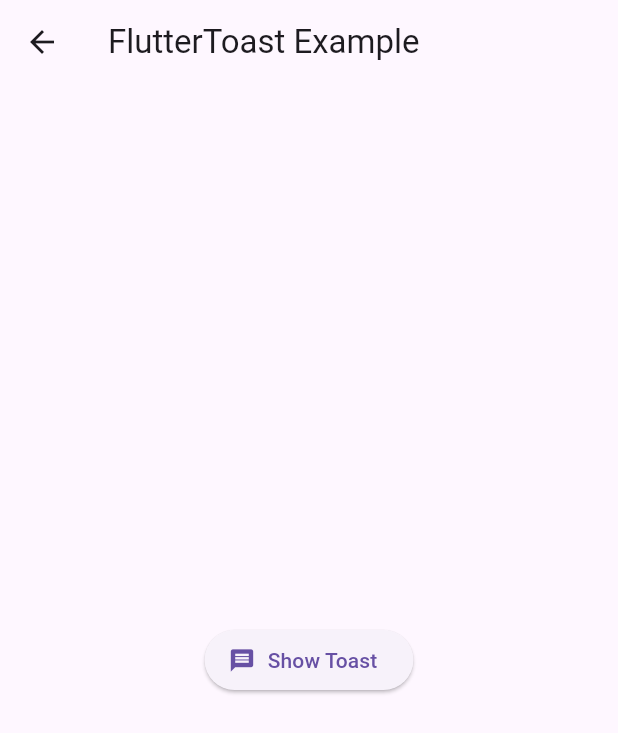
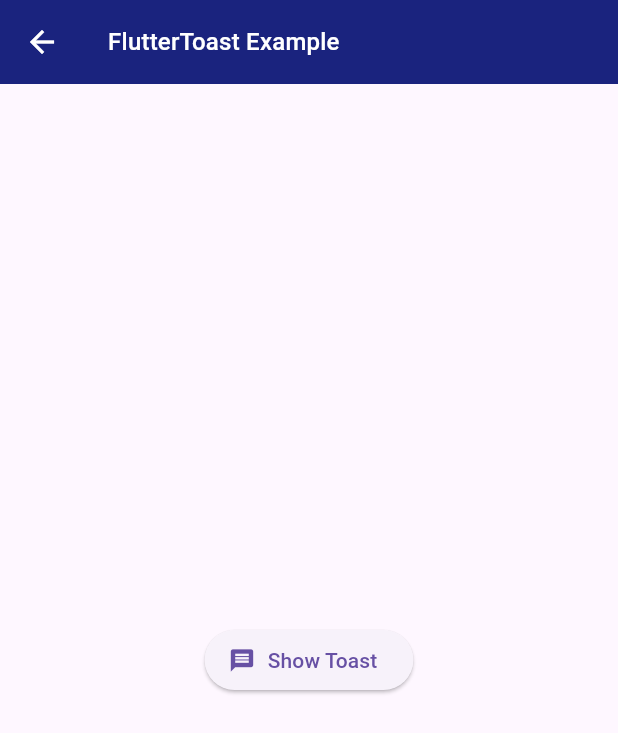
Before and after one commit to Shehryar-dev/useful_packages, a Flutter app: the FlutterToastExample screen opened directly, on a phone screen of 412 x 824 dp. Shown: the top 733 px of the screen. Run offline on Flutter 3.47's test engine with Material 3 defaults, Android fonts, the phone set to English and light mode, and no system bars; our stand-ins replace device_preview, fluttertoast.

Commit message:
Useful Packages

```diff
--- a/lib/app.dart
+++ b/lib/app.dart
@@ -1,5 +1,5 @@
-import 'package:flutter/material.dart';
-import 'package:useful_packages/home/home_screen.dart';
+
+import 'constants/screen_paths.dart';
 
 class MyApp extends StatelessWidget {
   const MyApp({super.key});
--- a/lib/constants/screen_paths.dart
+++ b/lib/constants/screen_paths.dart
@@ -1,5 +1,6 @@
 ///Screen Example Urls
 export 'package:useful_packages/app.dart';
+export 'package:useful_packages/home/home_screen.dart';
 export 'package:useful_packages/packages/1_flutter_toast/flutter_toast.dart';
 
 
--- a/lib/packages/1_flutter_toast/flutter_toast.dart
+++ b/lib/packages/1_flutter_toast/flutter_toast.dart
@@ -18,7 +18,8 @@ class FlutterToastExample extends StatelessWidget {
   @override
   Widget build(BuildContext context) {
     return Scaffold(
-      appBar: AppBar(title: const Text('FlutterToast Example')),
+      appBar: AppBar(title: Text('FlutterToast Example', style: Theme.of(context).textTheme.titleMedium!.apply(color: Colors.white),
+      ), backgroundColor: Colors.indigo.shade900, iconTheme: IconThemeData(color: Colors.white),),
       body: Center(
         child: ElevatedButton.icon(
           onPressed: _showToast,
```
